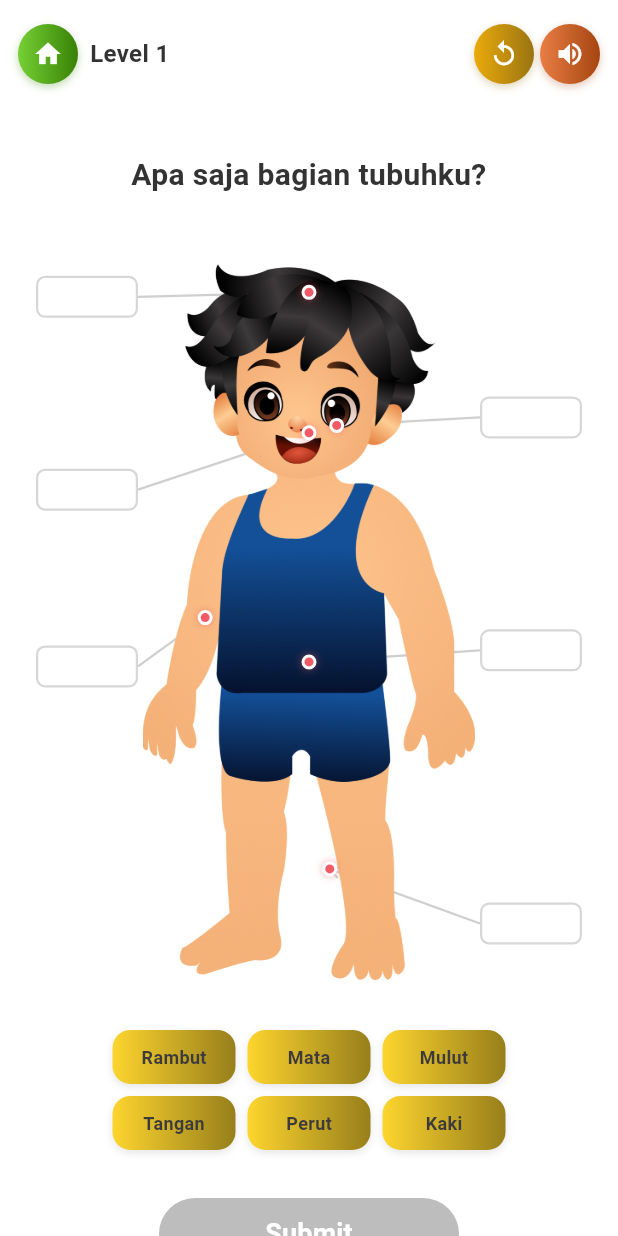
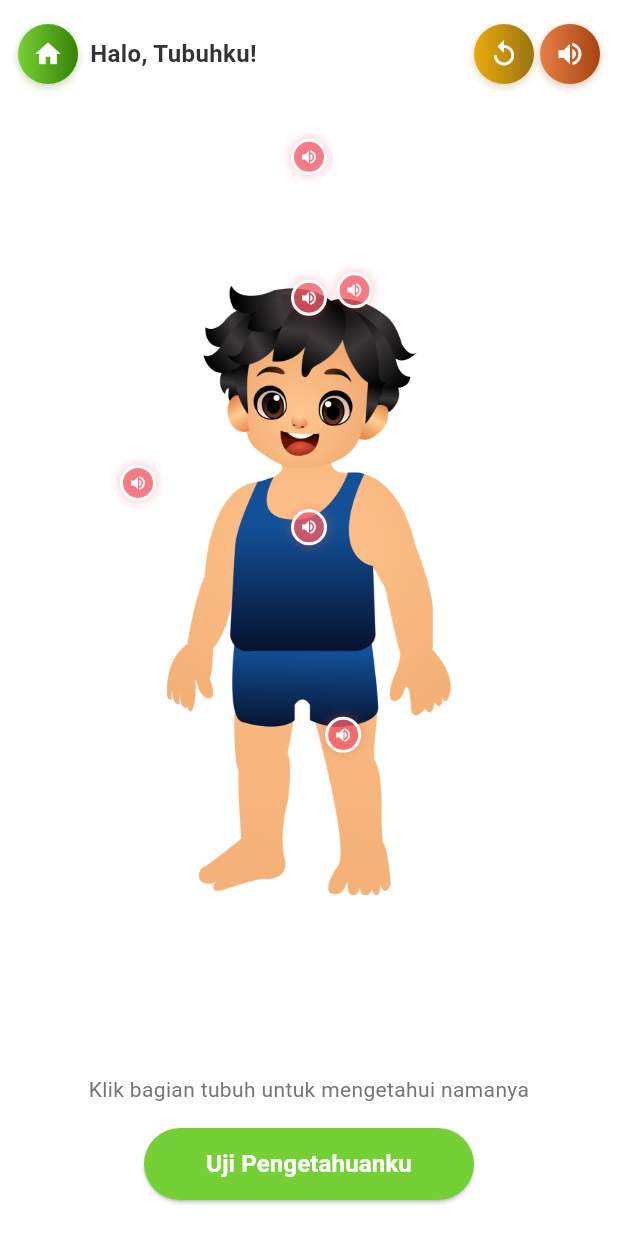
Before and after one commit to mayshacutes/BOBIE, a Flutter app: the Level1Screen screen opened by its route, on a phone screen of 412 x 824 dp. Run offline on Flutter 3.47's test engine with Material 3 defaults, Android fonts, the phone set to English and light mode, and no system bars; our stand-ins replace google_fonts; Roboto replaces fonts that are missing (Jua).

Commit message:
Level 1: Section A (Halo Tubuhku tap-hear) + Section B (drag-drop)

```diff
--- a/bobie_app/lib/screens/modul/games/level1_screen.dart
+++ b/bobie_app/lib/screens/modul/games/level1_screen.dart
@@ -3,6 +3,8 @@ import 'package:flutter/material.dart';
 import 'package:google_fonts/google_fonts.dart';
 import '../../../theme.dart';
 import '../../../models/app_user.dart';
+
+enum _LevelPhase { sectionA, sectionB }
 
 class Level1Screen extends StatefulWidget {
   final MascotGender gender;
@@ -15,8 +17,10 @@ class Level1Screen extends StatefulWidget {
 
 class _Level1ScreenState extends State<Level1Screen> {
   bool soundOn = true;
+  _LevelPhase _phase = _LevelPhase.sectionA;
   bool submitted = false;
   String? _highlightedPart;
+  final Set<String> _tappedInA = {};
 
   final List<_BodyPart> _bodyParts = [
     _BodyPart('rambut', 'Rambut', 0.50, 0.07, 'left', 0.07),
@@ -30,11 +34,25 @@ class _Level1ScreenState extends State<Level1Screen> {
   late Map<String, String?> _dropTargets;
   late List<String> _availableLabels;
 
-  @override
-  void initState() {
-    super.initState();
+  void _initGame() {
     _dropTargets = {for (var p in _bodyParts) p.id: null};
     _availableLabels = _bodyParts.map((p) => p.id).toList()..shuffle();
+  }
+
+  void _playSound(_BodyPart part) {
+    if (!soundOn) return;
+    setState(() => _highlightedPart = part.id);
+    Future.delayed(const Duration(milliseconds: 600), () {
+      if (mounted) setState(() => _highlightedPart = null);
+    });
+    ScaffoldMessenger.of(context).clearSnackBars();
+    ScaffoldMessenger.of(context).showSnackBar(
+      SnackBar(
+        content: Text(part.label, style: GoogleFonts.jua(fontSize: 14)),
+        duration: const Duration(seconds: 1),
+        backgroundColor: AppColors.primaryBlue,
+      ),
+    );
   }
 
   void _onLabelDropped(String partId, String labelId) {
@@ -155,59 +173,130 @@ class _Level1ScreenState extends State<Level1Screen> {
     );
   }
 
-  Widget _buildResultButton({
-    required IconData icon,
-    required List<Color> gradient,
-    required String label,
-    required VoidCallback onPressed,
-  }) {
-    return GestureDetector(
-      onTap: onPressed,
-      child: Column(
-        mainAxisSize: MainAxisSize.min,
-        children: [
-          Container(
-            width: 48,
-            height: 48,
-            decoration: BoxDecoration(
-              gradient: LinearGradient(colors: gradient),
-              shape: BoxShape.circle,
-              boxShadow: [
-                BoxShadow(
-                  color: gradient.last.withValues(alpha: 0.3),
-                  blurRadius: 4,
-                  offset: const Offset(0, 2),
-                ),
-              ],
-            ),
-            child: Icon(icon, color: Colors.white, size: 22),
-          ),
-          const SizedBox(height: 4),
-          Text(label,
-              style: GoogleFonts.jua(fontSize: 11, fontWeight: FontWeight.w600, color: gradient.first)),
-        ],
-      ),
-    );
-  }
-
   @override
   Widget build(BuildContext context) {
     return Scaffold(
       backgroundColor: Colors.white,
       body: SafeArea(
+        child: switch (_phase) {
+          _LevelPhase.sectionA => _buildSectionA(),
+          _LevelPhase.sectionB => _buildSectionB(),
+        },
+      ),
+    );
+  }
+
+  // ─────────────────────────── SECTION A ───────────────────────────
+
+  Widget _buildSectionA() {
+    return Column(
+      children: [
+        _buildTopBar('Halo, Tubuhku!'),
+        Expanded(
+          child: Padding(
+            padding: const EdgeInsets.fromLTRB(16, 8, 16, 24),
             child: Column(
               children: [
-            _buildTopBar(),
+                Expanded(
+                  child: LayoutBuilder(
+                    builder: (context, constraints) {
+                      final cw = constraints.maxWidth;
+                      final ch = cw * 1.3;
+                      return Stack(
+                        children: [
+                          Center(
+                            child: Image.asset(
+                              'assets/images/bob_renang.png',
+                              width: cw * 0.85,
+                              height: ch * 0.85,
+                              fit: BoxFit.contain,
+                              errorBuilder: (context, error, stackTrace) => Center(
+                                child: Text('Gambar Bob',
+                                    style: GoogleFonts.jua(fontSize: 16, color: AppColors.darkGray)),
+                              ),
+                            ),
+                          ),
+                          for (var part in _bodyParts)
+                            Positioned(
+                              left: cw * part.markerX - 12,
+                              top: ch * part.markerY - 12,
+                              child: GestureDetector(
+                                onTap: () {
+                                  setState(() => _tappedInA.add(part.id));
+                                  _playSound(part);
+                                },
+                                child: AnimatedContainer(
+                                  duration: const Duration(milliseconds: 300),
+                                  width: _tappedInA.contains(part.id) ? 16 : 24,
+                                  height: _tappedInA.contains(part.id) ? 16 : 24,
+                                  decoration: BoxDecoration(
+                                    shape: BoxShape.circle,
+                                    color: _tappedInA.contains(part.id)
+                                        ? AppColors.green.withValues(alpha: 0.6)
+                                        : const Color(0xFFF25A67).withValues(alpha: 0.7),
+                                    border: Border.all(
+                                      color: _tappedInA.contains(part.id) ? AppColors.green : Colors.white,
+                                      width: 2,
+                                    ),
+                                    boxShadow: [
+                                      BoxShadow(
+                                        color: const Color(0xFFF25A67).withValues(alpha: 0.4),
+                                        blurRadius: 6,
+                                      ),
+                                    ],
+                                  ),
+                                  child: _tappedInA.contains(part.id)
+                                      ? const Icon(Icons.check, color: Colors.white, size: 10)
+                                      : const Icon(Icons.volume_up, color: Colors.white, size: 12),
+                                ),
+                              ),
+                            ),
+                        ],
+                      );
+                    },
+                  ),
+                ),
+                const SizedBox(height: 12),
+                Text('Klik bagian tubuh untuk mengetahui namanya',
+                    style: GoogleFonts.jua(fontSize: 14, color: AppColors.darkGray),
+                    textAlign: TextAlign.center),
+                const SizedBox(height: 16),
+                SizedBox(
+                  width: 220,
+                  height: 48,
+                  child: ElevatedButton(
+                    onPressed: () {
+                      _initGame();
+                      setState(() => _phase = _LevelPhase.sectionB);
+                    },
+                    style: ElevatedButton.styleFrom(
+                      backgroundColor: const Color(0xFF75D035),
+                      shape: RoundedRectangleBorder(borderRadius: BorderRadius.circular(24)),
+                    ),
+                    child: Text('Uji Pengetahuanku',
+                        style: GoogleFonts.jua(fontSize: 16, fontWeight: FontWeight.w600, color: Colors.white)),
+                  ),
+                ),
+              ],
+            ),
+          ),
+        ),
+      ],
+    );
+  }
+
+  // ─────────────────────────── SECTION B ───────────────────────────
+
+  Widget _buildSectionB() {
+    return Column(
+      children: [
+        _buildTopBar('Apa saja bagian tubuhku?'),
         Expanded(
           child: SingleChildScrollView(
             child: Padding(
-                  padding: const EdgeInsets.fromLTRB(0, 40, 0, 24),
+              padding: const EdgeInsets.fromLTRB(0, 8, 0, 24),
               child: Column(
                 children: [
-                      Text('Apa saja bagian tubuhku?',
-                          style: GoogleFonts.jua(fontSize: 20, fontWeight: FontWeight.w600, color: AppColors.black),
-                          textAlign: TextAlign.center),
-                      const SizedBox(height: 8),
                   _buildGameArea(),
                   const SizedBox(height: 12),
                   _buildLabelsRow(),
@@ -232,12 +321,12 @@ class _Level1ScreenState extends State<Level1Screen> {
           ),
         ),
       ],
-        ),
-      ),
     );
   }
 
-  Widget _buildTopBar() {
+  // ─────────────────────── SHARED WIDGETS ───────────────────────
+
+  Widget _buildTopBar(String title) {
     return Container(
       padding: const EdgeInsets.fromLTRB(12, 16, 12, 6),
       child: Row(
@@ -248,18 +337,22 @@ class _Level1ScreenState extends State<Level1Screen> {
             onPressed: () => Navigator.pop(context),
           ),
           const SizedBox(width: 8),
-          Text('Level 1',
+          Expanded(
+            child: Text(title,
                 style: GoogleFonts.jua(fontSize: 16, fontWeight: FontWeight.w600, color: AppColors.black)),
+          ),
           const Spacer(),
           _CircleButton(
             icon: Icons.replay,
             gradient: const [Color(0xFFEAAA0A), Color(0xFF9A7413)],
             onPressed: () {
+              if (_phase == _LevelPhase.sectionB) {
                 setState(() {
                   submitted = false;
                   _dropTargets = {for (var p in _bodyParts) p.id: null};
                   _availableLabels = _bodyParts.map((p) => p.id).toList()..shuffle();
                 });
+              }
             },
           ),
           const SizedBox(width: 4),
@@ -509,8 +602,7 @@ class _Level1ScreenState extends State<Level1Screen> {
               color: AppColors.lightGray,
               borderRadius: BorderRadius.circular(12),
             ),
-            child: Text(part.label,
-                style: GoogleFonts.jua(fontSize: 12, color: AppColors.gray)),
+            child: Text(part.label, style: GoogleFonts.jua(fontSize: 12, color: AppColors.gray)),
           ),
         ),
         child: Container(
@@ -533,6 +625,41 @@ class _Level1ScreenState extends State<Level1Screen> {
           child: Text(part.label,
               style: GoogleFonts.jua(fontSize: 12, fontWeight: FontWeight.w600, color: const Color(0xFF3D3A3B))),
         ),
+      ),
+    );
+  }
+
+  Widget _buildResultButton({
+    required IconData icon,
+    required List<Color> gradient,
+    required String label,
+    required VoidCallback onPressed,
+  }) {
+    return GestureDetector(
+      onTap: onPressed,
+      child: Column(
+        mainAxisSize: MainAxisSize.min,
+        children: [
+          Container(
+            width: 48,
+            height: 48,
+            decoration: BoxDecoration(
+              gradient: LinearGradient(colors: gradient),
+              shape: BoxShape.circle,
+              boxShadow: [
+                BoxShadow(
+                  color: gradient.last.withValues(alpha: 0.3),
+                  blurRadius: 4,
+                  offset: const Offset(0, 2),
+                ),
+              ],
+            ),
+            child: Icon(icon, color: Colors.white, size: 22),
+          ),
+          const SizedBox(height: 4),
+          Text(label,
+              style: GoogleFonts.jua(fontSize: 11, fontWeight: FontWeight.w600, color: gradient.first)),
+        ],
       ),
     );
   }
```
Lines whose indentation alone changed are shown as unchanged.
